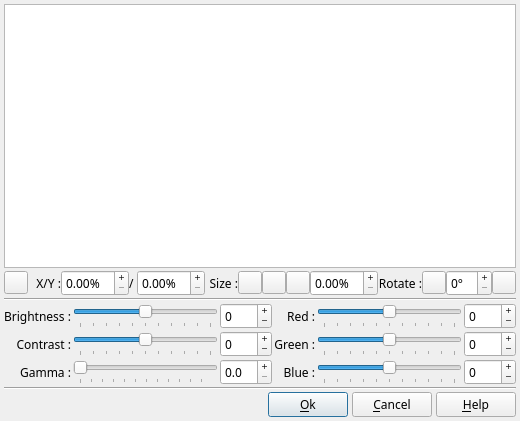
Qt form DlgImageCorrection.ui (boenki/ffdiaporama) before a commit.
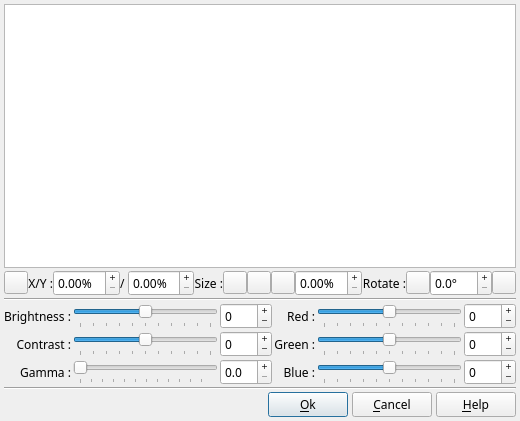
The same form after that commit. Icons and pictures are not drawn.

The edit to the form file:
```diff
--- a/DlgImageCorrection.ui
+++ b/DlgImageCorrection.ui
@@ -236,7 +236,7 @@
       </widget>
      </item>
      <item>
-      <widget class="QSpinBox" name="RotateED">
+      <widget class="QDoubleSpinBox" name="RotateED">
        <property name="sizePolicy">
         <sizepolicy hsizetype="Preferred" vsizetype="Fixed">
          <horstretch>0</horstretch>
@@ -247,7 +247,13 @@
         <enum>QAbstractSpinBox::PlusMinus</enum>
        </property>
        <property name="suffix">
-        <string notr="true">°</string>
+        <string>°</string>
+       </property>
+       <property name="decimals">
+        <number>1</number>
+       </property>
+       <property name="singleStep">
+        <double>0.500000000000000</double>
        </property>
       </widget>
      </item>
```
